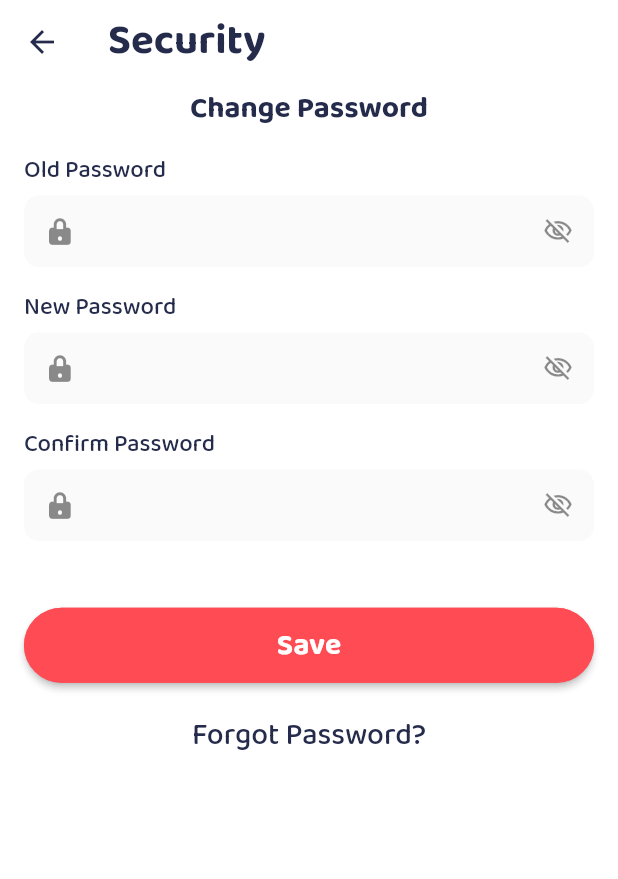
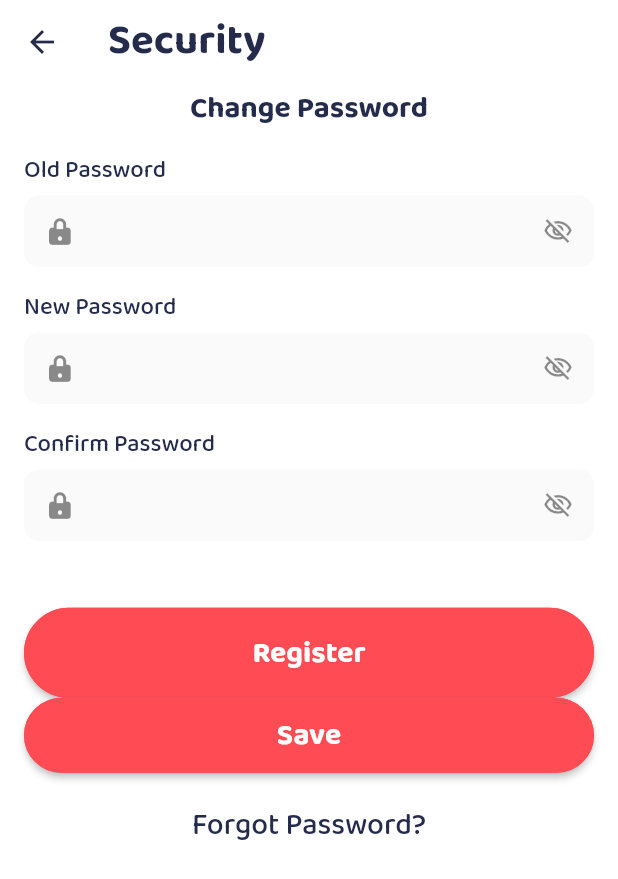
Before and after one commit to kareemhamed4/client_waddi, a Flutter app: the DriverEditPasswordScreen screen opened directly, on a phone screen of 412 x 824 dp. Shown: the top 879 px of the screen. Run offline on Flutter 3.47's test engine with Material 2 defaults, Android fonts, the phone set to English and light mode, and no system bars; our stand-ins replace bloc, cherry_toast, conditional_builder_null_safety, dio, dotted_border, file_picker and 11 more; missing offline and left inert: email_otp, flutter_polyline_points; accounts and stored records are empty; network calls fail; project files that could hold a hidden picture were left out.

Commit message:
Handling some Apis

```diff
--- a/lib/main.dart
+++ b/lib/main.dart
@@ -15,6 +15,7 @@ import 'package:waddy_app/modules/common/new_password/cubit/cubit.dart';
 import 'package:waddy_app/modules/common/onboarding/waddy_on_boarding_screen.dart';
 import 'package:waddy_app/modules/common/otp/cubit/cubit.dart';
 import 'package:waddy_app/modules/common/register/cubit/cubit.dart';
+import 'package:waddy_app/modules/driver/edit_password/cubit/cubit.dart';
 import 'package:waddy_app/modules/driver/inbox/cubit/cubit.dart';
 import 'package:waddy_app/modules/user/login/waddy_login_screen.dart';
 import 'package:waddy_app/modules/user/profile/cubit/cubit.dart';
@@ -85,6 +86,7 @@ class MyApp extends StatelessWidget {
         BlocProvider(create: (BuildContext context) => VerifyOTPCubit()),
         BlocProvider(create: (BuildContext context) => UpdatePasswordCubit()),
         BlocProvider(create: (BuildContext context) => UserProfileCubit()..getUserData()),
+        BlocProvider(create: (BuildContext context) => EditPasswordForAuthDriverCubit()),
       ],
       child: BlocConsumer<UserCubit, UserStates>(
         listener: (context, state) {},
--- /dev/null
+++ b/lib/modules/driver/edit_password/cubit/states.dart
@@ -0,0 +1,10 @@
+abstract class EditPasswordForAuthDriverStates {}
+
+class EditPasswordInitialState extends EditPasswordForAuthDriverStates {}
+
+class EditPasswordLoadingState extends EditPasswordForAuthDriverStates {}
+class EditPasswordSuccessState extends EditPasswordForAuthDriverStates {}
+class EditPasswordErrorState extends EditPasswordForAuthDriverStates {
+  final String error;
+  EditPasswordErrorState(this.error);
+}
--- a/lib/modules/driver/edit_password/edit_password_screen.dart
+++ b/lib/modules/driver/edit_password/edit_password_screen.dart
@@ -1,5 +1,9 @@
+import 'package:conditional_builder_null_safety/conditional_builder_null_safety.dart';
 import 'package:flutter/material.dart';
+import 'package:flutter_bloc/flutter_bloc.dart';
 import 'package:waddy_app/custom_icons_icons.dart';
+import 'package:waddy_app/modules/driver/edit_password/cubit/cubit.dart';
+import 'package:waddy_app/modules/driver/edit_password/cubit/states.dart';
 import 'package:waddy_app/shared/components/components.dart';
 import 'package:waddy_app/shared/styles/colors.dart';
 
@@ -12,6 +16,11 @@ class DriverEditPasswordScreen extends StatelessWidget {
     TextEditingController oldPasswordController = TextEditingController();
     TextEditingController newPasswordController = TextEditingController();
     TextEditingController confirmNewPasswordController = TextEditingController();
+    var formKey = GlobalKey<FormState>();
+    return BlocConsumer<EditPasswordForAuthDriverCubit,EditPasswordForAuthDriverStates>(
+      listener: (context,state){},
+      builder: (context,state){
+        EditPasswordForAuthDriverCubit cubit = BlocProvider.of(context);
         return Scaffold(
           appBar: defaultAppBar(
               context: context,
@@ -22,6 +31,8 @@ class DriverEditPasswordScreen extends StatelessWidget {
             physics: const BouncingScrollPhysics(),
             child: Padding(
               padding: const EdgeInsets.symmetric(horizontal: 16),
+              child: Form(
+                key: formKey,
                 child: Column(
                   crossAxisAlignment: CrossAxisAlignment.start,
                   children: [
@@ -128,6 +139,43 @@ class DriverEditPasswordScreen extends StatelessWidget {
                       size: size,
                       myHeight: 42,
                     ),
+                    ConditionalBuilder(
+                      condition: state is! EditPasswordLoadingState,
+                      builder: (context) => myMaterialButton(
+                        context: context,
+                        onPressed: () {
+                          if (formKey.currentState!.validate()) {
+                            cubit.editPasswordForAuthDriver(
+                              oldPassword: oldPasswordController.text,
+                              newPassword: newPasswordController.text,
+                              newConfirmPassword: confirmNewPasswordController.text,
+                            );
+                          }
+                        },
+                        labelWidget: Text(
+                          "Register",
+                          style: Theme.of(context)
+                              .textTheme
+                              .labelLarge,
+                        ),
+                      ),
+                      fallback: (context) => myMaterialButton(
+                        context: context,
+                        onPressed: () {
+                          null;
+                        },
+                        labelWidget: const Center(
+                          child: SizedBox(
+                            width: 22,
+                            height: 22,
+                            child: CircularProgressIndicator(
+                              color: Colors.white,
+                              strokeWidth: 3,
+                            ),
+                          ),
+                        ),
+                      ),
+                    ),
                     myMaterialButton(
                       context: context,
                       onPressed: () {},
@@ -149,6 +197,9 @@ class DriverEditPasswordScreen extends StatelessWidget {
                 ),
               ),
             ),
+          ),
+        );
+      },
     );
   }
 }
```
Also changed, not shown: lib/modules/driver/edit_password/cubit/cubit.dart (added, +50 -0 lines). Lines whose indentation alone changed are shown as unchanged.
